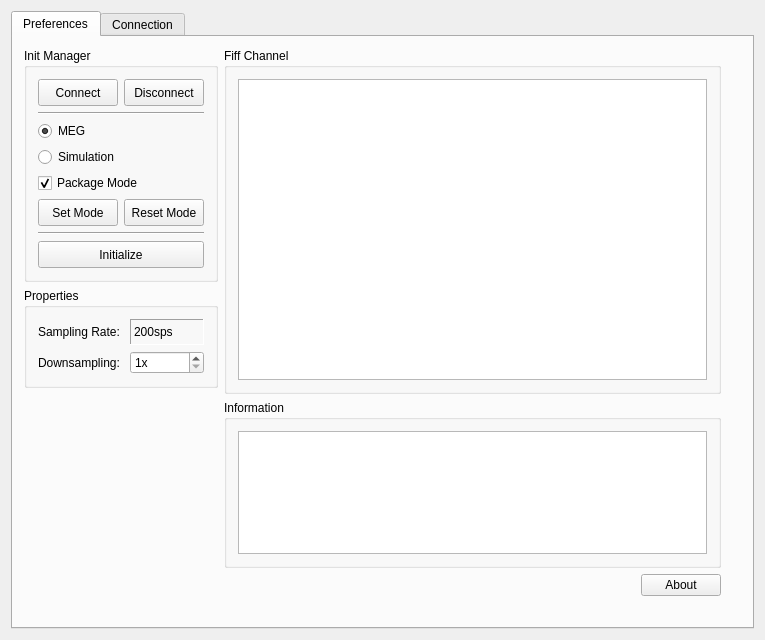
This is mne_x/plugins/rtserver/FormFiles/rtserversetup.ui in mne-tools/mne-cpp as Qt 5 draws it before an edit. The edited form follows.
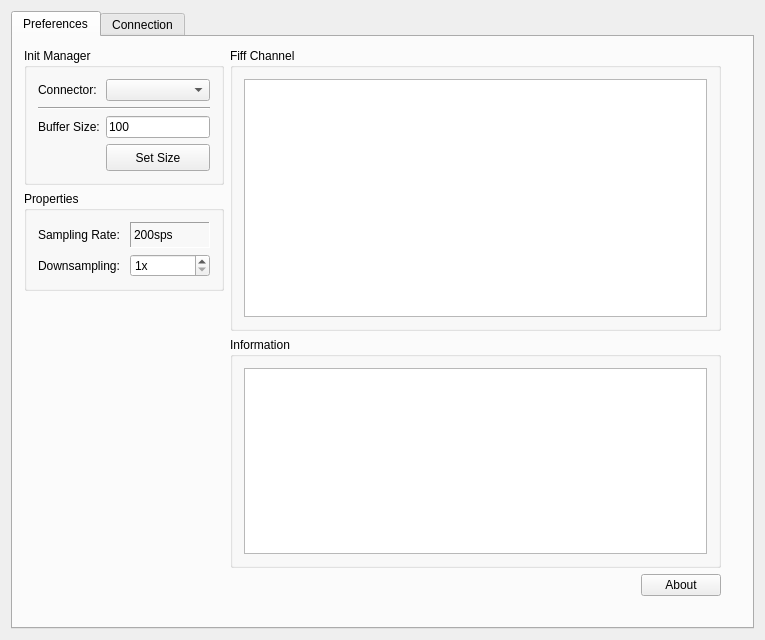
This is the edited form. The open tabs and pages were chosen to show the change.

```diff
--- a/mne_x/plugins/rtserver/FormFiles/rtserversetup.ui
+++ b/mne_x/plugins/rtserver/FormFiles/rtserversetup.ui
@@ -176,12 +176,28 @@
          </item>
          <item row="0" column="0">
           <widget class="QGroupBox" name="m_qGroupBox_Init">
+           <property name="maximumSize">
+            <size>
+             <width>200</width>
+             <height>16777215</height>
+            </size>
+           </property>
            <property name="title">
             <string>Init Manager</string>
            </property>
            <layout class="QGridLayout" name="gridLayout">
-            <item row="10" column="0">
-             <widget class="QPushButton" name="m_qPushButton_Initialize_Helper">
+            <item row="0" column="1">
+             <widget class="QComboBox" name="m_qComboBox_Connector"/>
+            </item>
+            <item row="0" column="0">
+             <widget class="QLabel" name="m_qLabel_Connector">
+              <property name="text">
+               <string>Connector:</string>
+              </property>
+             </widget>
+            </item>
+            <item row="5" column="1">
+             <widget class="QPushButton" name="m_qPushButton_SetSize">
               <property name="minimumSize">
                <size>
                 <width>0</width>
@@ -189,116 +205,30 @@
                </size>
               </property>
               <property name="text">
-               <string>Initialize</string>
+               <string>Set Size</string>
               </property>
              </widget>
             </item>
-            <item row="4" column="0">
-             <widget class="QRadioButton" name="m_qRadioButton_MEG">
-              <property name="text">
-               <string>MEG</string>
-              </property>
-              <property name="checked">
-               <bool>true</bool>
-              </property>
-             </widget>
-            </item>
-            <item row="5" column="0">
-             <widget class="QRadioButton" name="m_qRadioButton_SIM">
-              <property name="enabled">
-               <bool>true</bool>
-              </property>
-              <property name="text">
-               <string>Simulation</string>
-              </property>
-              <property name="checked">
-               <bool>false</bool>
-              </property>
-             </widget>
-            </item>
-            <item row="9" column="0">
-             <widget class="Line" name="line_2">
-              <property name="orientation">
-               <enum>Qt::Horizontal</enum>
-              </property>
-             </widget>
-            </item>
-            <item row="6" column="0">
-             <widget class="QCheckBox" name="m_qCheckBox_PackageMode">
-              <property name="text">
-               <string>Package Mode</string>
-              </property>
-              <property name="checked">
-               <bool>true</bool>
-              </property>
-             </widget>
-            </item>
-            <item row="3" column="0">
+            <item row="3" column="0" colspan="2">
              <widget class="Line" name="line">
               <property name="orientation">
                <enum>Qt::Horizontal</enum>
               </property>
              </widget>
             </item>
-            <item row="1" column="0">
-             <layout class="QGridLayout" name="gridLayout_8">
-              <item row="1" column="1">
-               <widget class="QPushButton" name="m_qPushButton_Disconnect_Helper">
-                <property name="minimumSize">
-                 <size>
-                  <width>0</width>
-                  <height>27</height>
-                 </size>
-                </property>
-                <property name="text">
-                 <string>Disconnect</string>
-                </property>
-               </widget>
-              </item>
-              <item row="1" column="0">
-               <widget class="QPushButton" name="m_qPushButton_Connect_Helper">
-                <property name="minimumSize">
-                 <size>
-                  <width>0</width>
-                  <height>27</height>
-                 </size>
-                </property>
-                <property name="text">
-                 <string>Connect</string>
-                </property>
-               </widget>
-              </item>
-             </layout>
+            <item row="4" column="1">
+             <widget class="QLineEdit" name="m_qLineEdit_BufferSize">
+              <property name="text">
+               <string>100</string>
+              </property>
+             </widget>
             </item>
-            <item row="8" column="0">
-             <layout class="QGridLayout" name="gridLayout_9">
-              <item row="0" column="1">
-               <widget class="QPushButton" name="m_qPushButton_ResetMode">
-                <property name="minimumSize">
-                 <size>
-                  <width>0</width>
-                  <height>27</height>
-                 </size>
-                </property>
-                <property name="text">
-                 <string>Reset Mode</string>
-                </property>
-               </widget>
-              </item>
-              <item row="0" column="0">
-               <widget class="QPushButton" name="m_qPushButton_SetMode">
-                <property name="minimumSize">
-                 <size>
-                  <width>0</width>
-                  <height>27</height>
-                 </size>
-                </property>
-                <property name="text">
-                 <string>Set Mode</string>
-                </property>
-               </widget>
-              </item>
-             </layout>
+            <item row="4" column="0">
+             <widget class="QLabel" name="m_qLabel_BufferSize">
+              <property name="text">
+               <string>Buffer Size:</string>
+              </property>
+             </widget>
             </item>
            </layout>
           </widget>
```
Left out of the diff: 72 changed lines with no effect on the pictures.
